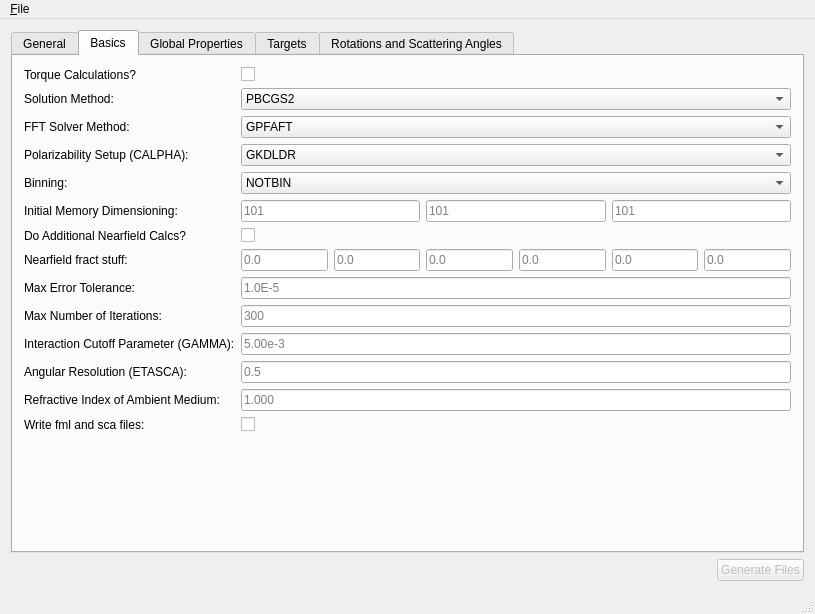
Above: rtmath/rtmath-apps/ddscat-genparams-qt/frmmain.ui from rhoneyager/rtmath before the change. Below: the same form after it.
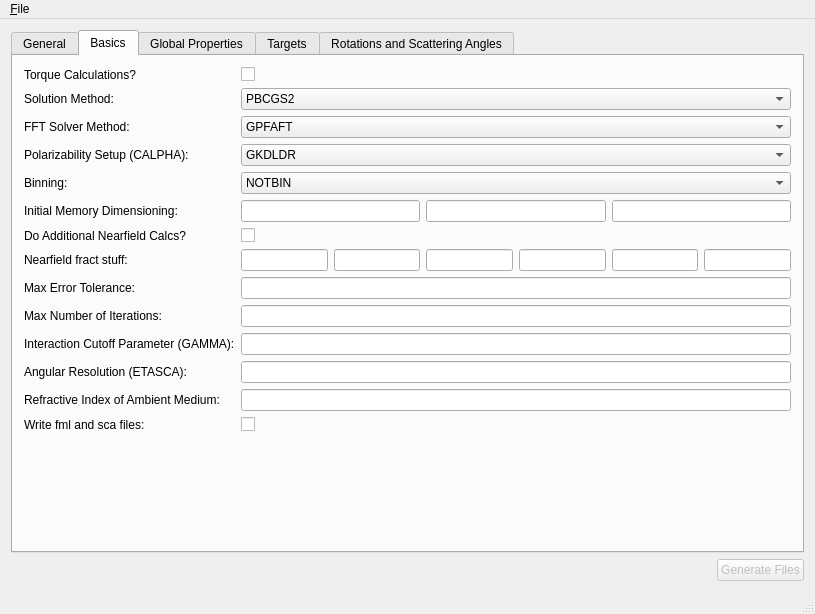
That is the form after the change. The open tabs and pages were chosen to show the change.

Commit message: Qt textbox placeholder fix for crystallus. Adds cmake option to enable workaround.

Patch:
```diff
--- a/rtmath/rtmath-apps/ddscat-genparams-qt/frmmain.ui
+++ b/rtmath/rtmath-apps/ddscat-genparams-qt/frmmain.ui
@@ -487,9 +487,6 @@
             <property name="statusTip">
              <string>Memory cells in each direction reserved for the first iteration. After the first, the matrix is autosized.</string>
             </property>
-            <property name="placeholderText">
-             <string>101</string>
-            </property>
            </widget>
           </item>
           <item>
@@ -497,9 +494,6 @@
             <property name="statusTip">
              <string>Memory cells in each direction reserved for the first iteration. After the first, the matrix is autosized.</string>
             </property>
-            <property name="placeholderText">
-             <string>101</string>
-            </property>
            </widget>
           </item>
           <item>
@@ -507,9 +501,6 @@
             <property name="statusTip">
              <string>Memory cells in each direction reserved for the first iteration. After the first, the matrix is autosized.</string>
             </property>
-            <property name="placeholderText">
-             <string>101</string>
-            </property>
            </widget>
           </item>
          </layout>
@@ -545,9 +536,6 @@
             <property name="statusTip">
              <string>fract. extens. of calc. vol. in -x</string>
             </property>
-            <property name="placeholderText">
-             <string>0.0</string>
-            </property>
            </widget>
           </item>
           <item>
@@ -555,9 +543,6 @@
             <property name="statusTip">
              <string>fract. extens. of calc. vol. in +x</string>
             </property>
-            <property name="placeholderText">
-             <string>0.0</string>
-            </property>
            </widget>
           </item>
           <item>
@@ -565,9 +550,6 @@
             <property name="statusTip">
              <string>fract. extens. of calc. vol. in -y</string>
             </property>
-            <property name="placeholderText">
-             <string>0.0</string>
-            </property>
            </widget>
           </item>
           <item>
@@ -575,9 +557,6 @@
             <property name="statusTip">
              <string>fract. extens. of calc. vol. in +y</string>
             </property>
-            <property name="placeholderText">
-             <string>0.0</string>
-            </property>
            </widget>
           </item>
           <item>
@@ -588,9 +567,6 @@
             <property name="readOnly">
              <bool>false</bool>
             </property>
-            <property name="placeholderText">
-             <string>0.0</string>
-            </property>
            </widget>
           </item>
           <item>
@@ -601,9 +577,6 @@
             <property name="readOnly">
              <bool>false</bool>
             </property>
-            <property name="placeholderText">
-             <string>0.0</string>
-            </property>
            </widget>
           </item>
          </layout>
@@ -620,9 +593,6 @@
           <property name="statusTip">
            <string>TOL = MAX ALLOWED (NORM OF |G&gt;=AC|E&gt;-ACA|X&gt;)/(NORM OF AC|E&gt;)</string>
           </property>
-          <property name="placeholderText">
-           <string>1.0E-5</string>
-          </property>
          </widget>
         </item>
         <item row="9" column="0">
@@ -637,9 +607,6 @@
           <property name="statusTip">
            <string>Maximum number of iterations allowed</string>
           </property>
-          <property name="placeholderText">
-           <string>300</string>
-          </property>
          </widget>
         </item>
         <item row="10" column="0">
@@ -654,9 +621,6 @@
           <property name="statusTip">
            <string>Interaction cutoff parameter for PBC calculations (1e-2 is normal, 3e-3 for greater accuracy)</string>
           </property>
-          <property name="placeholderText">
-           <string>5.00e-3</string>
-          </property>
          </widget>
         </item>
         <item row="11" column="0">
@@ -671,9 +635,6 @@
           <property name="statusTip">
            <string>Angular resolution for calculation of &lt;cos&gt;, etc... (number of angles is proportional to [(3+x)/ETASCA]^2 )</string>
           </property>
-          <property name="placeholderText">
-           <string>0.5</string>
-          </property>
          </widget>
         </item>
         <item row="12" column="0">
@@ -688,9 +649,6 @@
           <property name="statusTip">
            <string>Refractive Index of Ambient Medium</string>
           </property>
-          <property name="placeholderText">
-           <string>1.000</string>
-          </property>
          </widget>
         </item>
         <item row="13" column="1">
```
Left out of the diff: 6 changed lines with no effect on the pictures. The commit also changes 8 other files.
